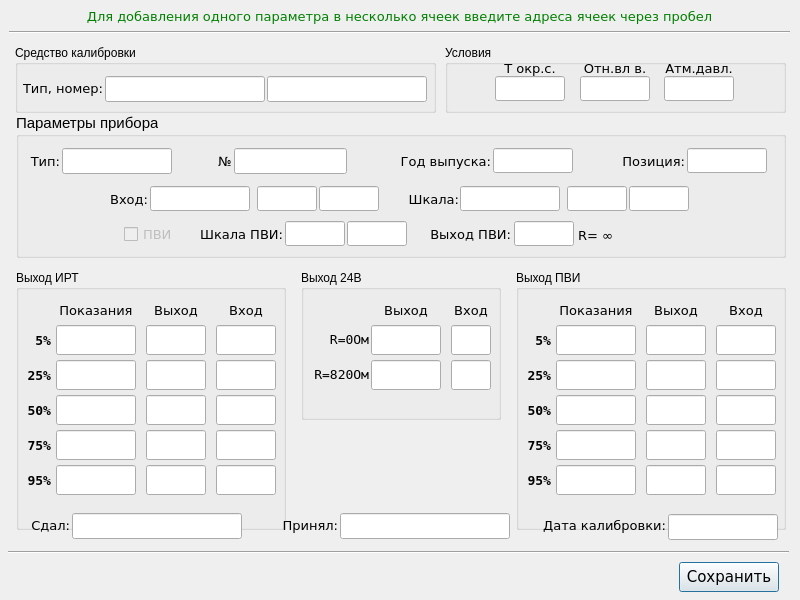
Above: settings.ui from asd192/CalibrationIRT59 before the change. Below: the same form after it.
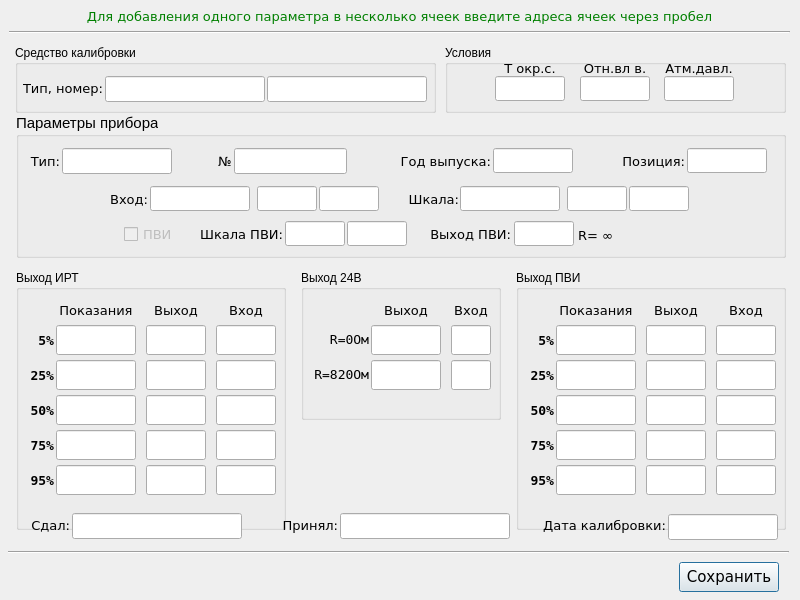
That is the form after the change.

Commit message: Правки интерфейса настроек. Дописана функция создания протокола.

```diff
--- a/settings.ui
+++ b/settings.ui
@@ -1363,9 +1363,9 @@
    <widget class="QLabel" name="label_s_out_irt_5">
     <property name="geometry">
      <rect>
-      <x>10</x>
+      <x>8</x>
       <y>55</y>
-      <width>25</width>
+      <width>30</width>
       <height>30</height>
      </rect>
     </property>
@@ -1497,9 +1497,9 @@
    <widget class="QLabel" name="label_s_out_irt_95">
     <property name="geometry">
      <rect>
-      <x>10</x>
+      <x>8</x>
       <y>195</y>
-      <width>25</width>
+      <width>30</width>
       <height>30</height>
      </rect>
     </property>
@@ -1571,9 +1571,9 @@
    <widget class="QLabel" name="label_s_out_irt_25">
     <property name="geometry">
      <rect>
-      <x>10</x>
+      <x>8</x>
       <y>90</y>
-      <width>25</width>
+      <width>30</width>
       <height>30</height>
      </rect>
     </property>
@@ -1595,9 +1595,9 @@
    <widget class="QLabel" name="label_s_out_irt_50">
     <property name="geometry">
      <rect>
-      <x>10</x>
+      <x>8</x>
       <y>125</y>
-      <width>25</width>
+      <width>30</width>
       <height>30</height>
      </rect>
     </property>
@@ -1753,9 +1753,9 @@
    <widget class="QLabel" name="label_s_out_irt_75">
     <property name="geometry">
      <rect>
-      <x>10</x>
+      <x>8</x>
       <y>160</y>
-      <width>25</width>
+      <width>30</width>
       <height>30</height>
      </rect>
     </property>
@@ -2033,9 +2033,9 @@
    <widget class="QLabel" name="label_s_out_pvi_5">
     <property name="geometry">
      <rect>
-      <x>10</x>
+      <x>8</x>
       <y>55</y>
-      <width>25</width>
+      <width>30</width>
       <height>30</height>
      </rect>
     </property>
@@ -2173,9 +2173,9 @@
    <widget class="QLabel" name="label_s_out_pvi_95">
     <property name="geometry">
      <rect>
-      <x>10</x>
+      <x>8</x>
       <y>195</y>
-      <width>25</width>
+      <width>30</width>
       <height>30</height>
      </rect>
     </property>
@@ -2250,9 +2250,9 @@
    <widget class="QLabel" name="label_s_out_pvi_25">
     <property name="geometry">
      <rect>
-      <x>10</x>
+      <x>8</x>
       <y>90</y>
-      <width>25</width>
+      <width>30</width>
       <height>30</height>
      </rect>
     </property>
@@ -2274,9 +2274,9 @@
    <widget class="QLabel" name="label_s_out_pvi_50">
     <property name="geometry">
      <rect>
-      <x>10</x>
+      <x>8</x>
       <y>125</y>
-      <width>25</width>
+      <width>30</width>
       <height>30</height>
      </rect>
     </property>
@@ -2435,9 +2435,9 @@
    <widget class="QLabel" name="label_s_out_pvi_75">
     <property name="geometry">
      <rect>
-      <x>10</x>
+      <x>8</x>
       <y>160</y>
-      <width>25</width>
+      <width>30</width>
       <height>30</height>
      </rect>
     </property>
```
The commit also changes 4 other files.
